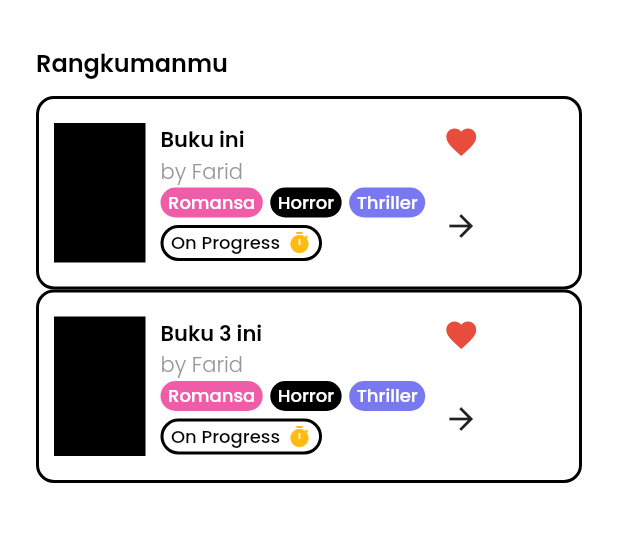
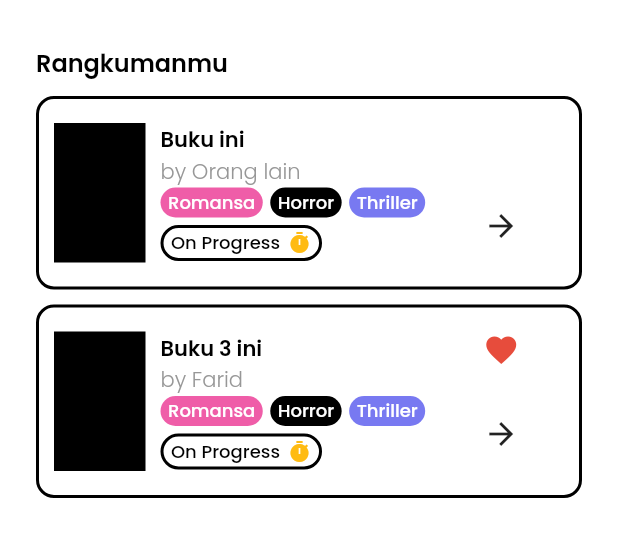
Before and after one commit to flitzcore/SukaBaca, a Flutter app: the MainPage screen opened directly, on a phone screen of 412 x 824 dp, the part 99-656 px from its top. Run offline on Flutter 3.47's test engine with Material 2 defaults, Android fonts, the phone set to English and light mode, and no system bars; our stand-ins replace google_fonts, sqflite; accounts and stored records are empty.

Commit message:
Homepage dihubungkan ke database, favorit blm, saya comment dulu

```diff
--- a/lib/Pages/main_page.dart
+++ b/lib/Pages/main_page.dart
@@ -23,7 +23,7 @@ class _MainPageState extends State<MainPage> {
     for(int i=0;i<rangkuman.length;i++){
       await RangkumanDatabase.instance.delete(i);
     }
-    final r1= Rangkuman(onProgress: true, nama_pengarang: "Farid", favorit: true, deskripsi: "dksd", judul: "Buku ini");
+    final r1= Rangkuman(onProgress: true, nama_pengarang: "Orang lain", favorit: false, deskripsi: "dksd", judul: "Buku ini");
     final r2= Rangkuman(onProgress: true, nama_pengarang: "Farid", favorit: true, deskripsi: "dksd", judul: "Buku 3 ini");
     await RangkumanDatabase.instance.create(r1);
     await RangkumanDatabase.instance.create(r2);
--- a/lib/Widget/rangkuman_card.dart
+++ b/lib/Widget/rangkuman_card.dart
@@ -18,7 +18,9 @@ class RangkumanCard extends StatefulWidget {
 class _RangkumanCardState extends State<RangkumanCard> {
   @override
   Widget build(BuildContext context) {
-    return Container(
+    return Padding(
+      padding: const EdgeInsets.only(bottom: 10),
+      child: Container(
         decoration: BoxDecoration(
           color: whiteColor,
           border: Border.all(width: 2),
@@ -71,7 +73,8 @@ class _RangkumanCardState extends State<RangkumanCard> {
                   on_progress,
                 ],
               ),
-            Column(
+              Expanded(
+                child: Column(
                   children: [
                     Icon(
                       Icons.favorite,
@@ -90,7 +93,9 @@ class _RangkumanCardState extends State<RangkumanCard> {
                     ),
                   ],
                 ),
+              ),
             ],
+          ),
         ),
       ),
     );
```
Lines whose indentation alone changed are shown as unchanged.
